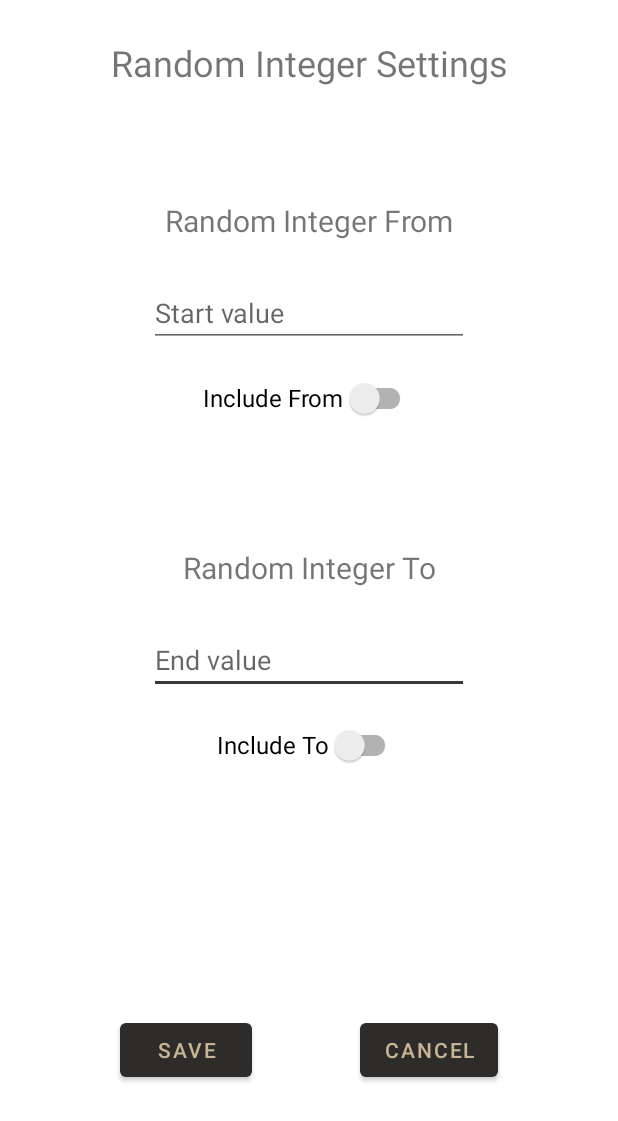
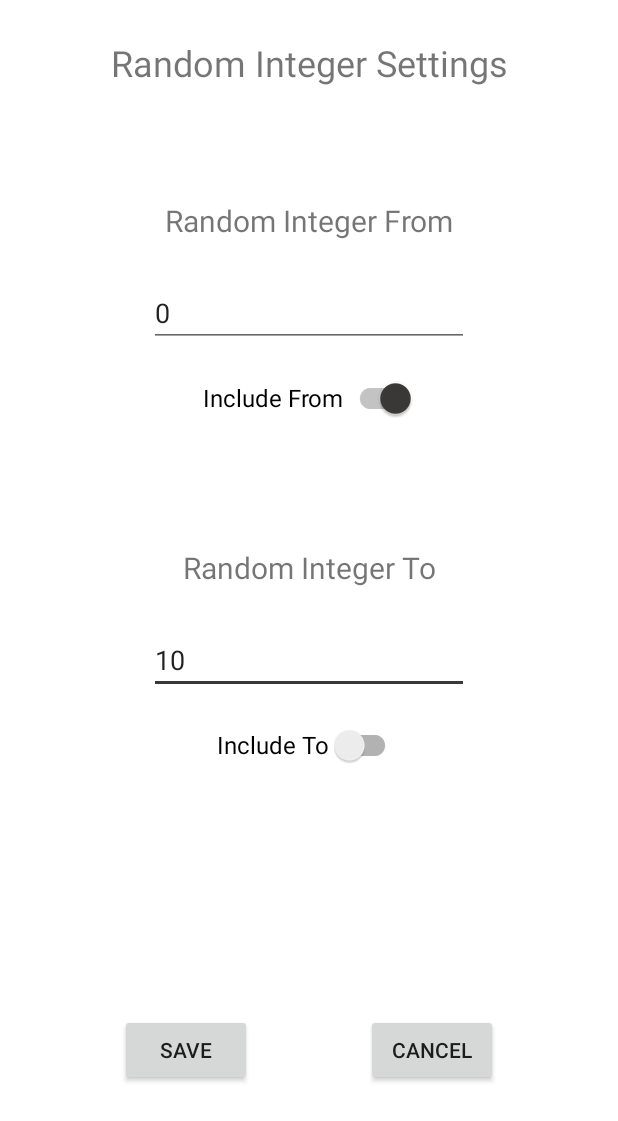
Before and after one commit to KenjiTakahashi-Rial/Randomness, an Android app: the RandomIntegerActivity screen opened directly, with no data from a screen before it, after a tap on an icon or button, on a phone screen of 412 x 824 dp. Shown: the top 1121 px of the screen. Run offline under Robolectric (Android 15) with nearby library versions, the phone set to English and light mode, and no system bars; 1 other tap on this screen came first.

Commit message:
Got saving settings working

```diff
--- a/app/src/main/java/com/kenjitakahashirial/randomness/BaseRandomSettingsActivity.kt
+++ b/app/src/main/java/com/kenjitakahashirial/randomness/BaseRandomSettingsActivity.kt
@@ -1,9 +1,29 @@
 package com.kenjitakahashirial.randomness
 
+import android.os.Bundle
+import android.widget.Button
+
 abstract class BaseRandomSettingsActivity : BaseSharedPreferencesActivity() {
+    protected abstract val saveButtonId: Int
+    protected abstract val cancelButtonId: Int
+    protected lateinit var settingsKey: String
+
+    override fun onCreate(savedInstanceState: Bundle?) {
+        super.onCreate(savedInstanceState)
+
+        settingsKey = getString(R.string.random_integer_settings_key)
+
+        val saveButton: Button = findViewById<Button>(R.id.randomIntegerSettingsSaveButton).apply {
+            setOnClickListener { save() }
+        }
+        val cancelButton: Button = findViewById<Button>(R.id.randomIngerSettingsCancelButton).apply {
+            setOnClickListener { cancel() }
+        }
+    }
+
     abstract fun save()
 
-    fun cancel() {
+    private fun cancel() {
         finish()
     }
 }
--- a/app/src/main/java/com/kenjitakahashirial/randomness/MainMenuCard.kt
+++ b/app/src/main/java/com/kenjitakahashirial/randomness/MainMenuCard.kt
@@ -2,4 +2,8 @@ package com.kenjitakahashirial.randomness
 
 import android.app.Activity
 
-data class MainMenuCard(val name: String, val imageId: Int, val activityClass: Class<out Activity>)
+data class MainMenuCard(
+    val name: String,
+    val imageId: Int,
+    val activityClass: Class<out Activity>
+)
--- a/app/src/main/java/com/kenjitakahashirial/randomness/RandomIntegerActivity.kt
+++ b/app/src/main/java/com/kenjitakahashirial/randomness/RandomIntegerActivity.kt
@@ -1,13 +1,11 @@
 package com.kenjitakahashirial.randomness
 
 import android.os.Bundle
-import android.view.View
-import android.widget.Button
 import android.widget.TextView
 import kotlin.random.Random
 
 class RandomIntegerActivity : BaseRandomActivity() {
-    override val sharedPreferencesId = R.string.random_integer_shared_preferences_id
+    override val sharedPreferencesId = R.string.random_integer_shared_preferences_key
     override val generateButtonId = R.id.randomIntegerGenerateButton
     override val settingsButtonId = R.id.randomIntegerSettingsButton
     override val settingsActivityClass = RandomIntegerSettingsActivity::class.java
--- /dev/null
+++ b/app/src/main/java/com/kenjitakahashirial/randomness/RandomIntegerSettings.kt
@@ -0,0 +1,11 @@
+package com.kenjitakahashirial.randomness
+
+import kotlinx.serialization.Serializable
+
+@Serializable
+data class RandomIntegerSettings(
+    val from: Int = 0,
+    val to: Int = 10,
+    val includeFrom: Boolean = true,
+    val includeTo: Boolean = false
+)
--- a/app/src/main/java/com/kenjitakahashirial/randomness/RandomIntegerSettingsActivity.kt
+++ b/app/src/main/java/com/kenjitakahashirial/randomness/RandomIntegerSettingsActivity.kt
@@ -1,25 +1,53 @@
 package com.kenjitakahashirial.randomness
 
 import android.os.Bundle
-import android.widget.Button
+import android.widget.EditText
+import androidx.appcompat.widget.SwitchCompat
 
 class RandomIntegerSettingsActivity : BaseRandomSettingsActivity() {
-    override val sharedPreferencesId = R.string.random_integer_shared_preferences_id
+    override val sharedPreferencesId = R.string.random_integer_shared_preferences_key
+    override val saveButtonId = R.id.randomIntegerGenerateButton
+    override val cancelButtonId = R.id.randomIntegerSettingsButton
+
+    private lateinit var fromText: EditText
+    private lateinit var toText: EditText
+    private lateinit var includeFromSwitch: SwitchCompat
+    private lateinit var includeToSwitch: SwitchCompat
 
     override fun onCreate(savedInstanceState: Bundle?) {
+        setContentView(R.layout.activity_random_integer_settings)
         super.onCreate(savedInstanceState)
-        setContentView(R.layout.activity_random_integer_settings)
 
-        val saveButton: Button = findViewById<Button>(R.id.randomIntegerSettingsSaveButton).apply {
-            setOnClickListener { save() }
-        }
-        val cancelButton: Button = findViewById<Button>(R.id.randomIngerSettingsCancelButton).apply {
-            setOnClickListener { cancel() }
-        }
+        val settings = sharedPreferences.getClass(settingsKey, RandomIntegerSettings())
+
+        fromText = findViewById(R.id.randomIntegerSettingsFrom)
+        toText = findViewById(R.id.randomIntegerSettingsTo)
+        includeFromSwitch = findViewById(R.id.randomIntegerSettingsIncludeFrom)
+        includeToSwitch = findViewById(R.id.randomIntegerSettingsIncludeTo)
+
+        fromText.setText(settings.from.toString())
+        toText.setText(settings.to.toString())
+        includeFromSwitch.isChecked = settings.includeFrom
+        includeToSwitch.isChecked = settings.includeTo
     }
 
     override fun save() {
-        // TODO: Save settings
-        finish()
+        // TODO: Add an alert for integer underflow/overflow
+        val settings = RandomIntegerSettings(
+            from = try { fromText.text.toString().toInt() } catch (e: NumberFormatException) { 0 },
+            to = try { toText.text.toString().toInt() } catch (e: NumberFormatException) { 0 },
+            includeFrom = includeFromSwitch.isChecked,
+            includeTo = includeToSwitch.isChecked
+        )
+
+        val invalidRange = with(settings) { from > to || from == to && (!includeFrom || !includeTo) }
+
+        if (invalidRange) {
+            TODO("Add an alert for invalid range")
+        } else with (sharedPreferences.edit()) {
+            putClass(settingsKey, settings)
+            apply()
+            finish()
+        }
     }
 }
--- a/app/src/main/res/values/strings.xml
+++ b/app/src/main/res/values/strings.xml
@@ -4,7 +4,7 @@
     <string name="default_main_menu_card_description">$card_description</string>
     <string name="random_integer_name">Random Integer</string>
     <string name="generate_button">Go</string>
-    <string name="random_integer_shared_preferences_id">com.kenjitakahashirial.randomness.RANDOM_INTEGER</string>
+    <string name="random_integer_shared_preferences_key">com.kenjitakahashirial.randomness.RANDOM_INTEGER</string>
     <string name="random_integer_settings_title">Random Integer Settings</string>
     <string name="random_integer_from_label">Random Integer From</string>
     <string name="random_integer_to_label">Random Integer To</string>
@@ -14,4 +14,5 @@
     <string name="random_settings_to_hint">End value</string>
     <string name="random_settings_save">Save</string>
     <string name="random_settings_cancel">Cancel</string>
+    <string name="random_integer_settings_key">com.kenjitakahashirial.randomness.SETTINGS</string>
 </resources>
```
